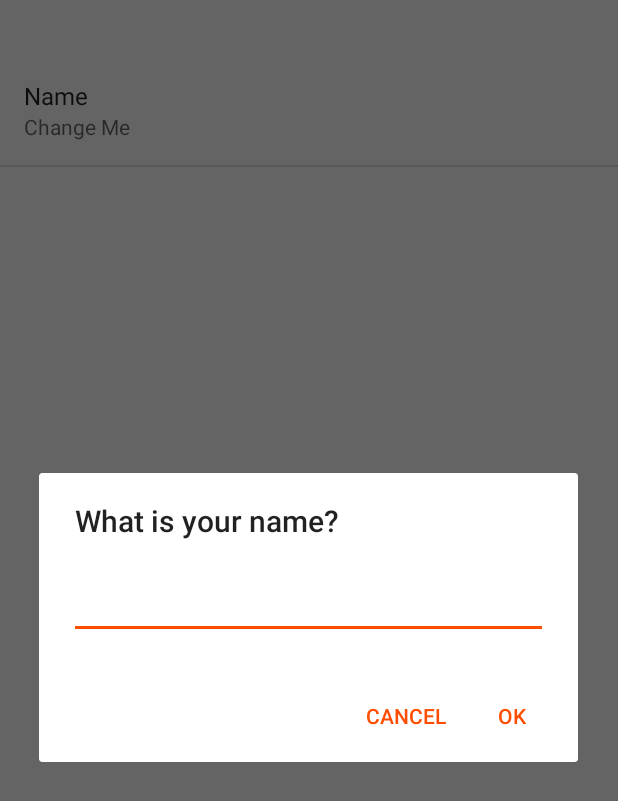
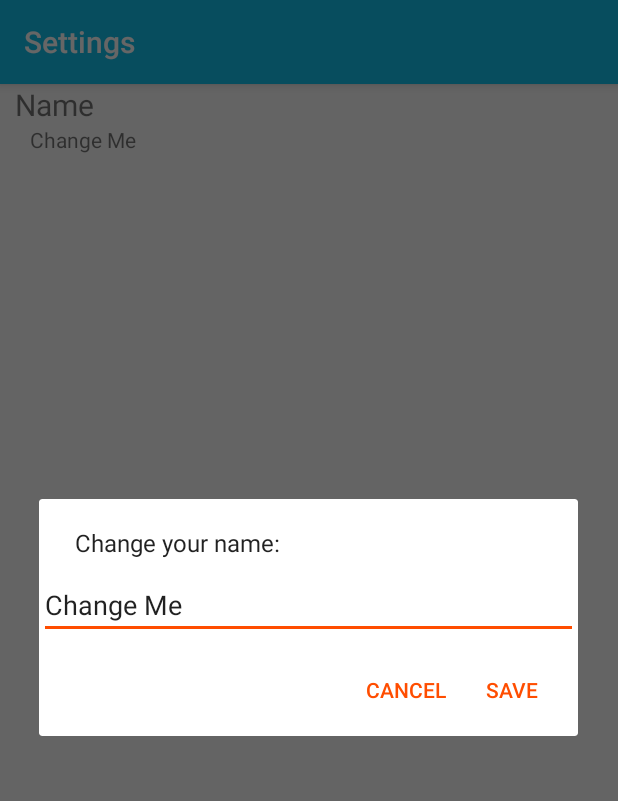
Before and after one commit to HoldGM/MeetPoll_Project, an Android app: the SettingsActivity screen opened directly, with no data from a screen before it, after a tap on "Name", on a phone screen of 412 x 824 dp. Shown: the top 801 px of the screen. Run offline under Robolectric (Android 15) with nearby library versions, the phone set to English and light mode, and no system bars.

Commit message:
fixed settings

```diff
--- a/MeetPoll/app/src/main/java/odb234/meetpoll/NewEventActivity.java
+++ b/MeetPoll/app/src/main/java/odb234/meetpoll/NewEventActivity.java
@@ -236,7 +236,7 @@ public class NewEventActivity extends AppCompatActivity {
         Log.d(tag, "Event inserted into DB");
 
         SharedPreferences sp = PreferenceManager.getDefaultSharedPreferences(getBaseContext());
-        String hostName = sp.getString("name_preference", "host");
+        String hostName = sp.getString("name", "host");
 
         db_eventName = eventName.getText().toString();
         db_eventLocation = locText.getText().toString();
--- a/MeetPoll/app/src/main/java/odb234/meetpoll/SettingsActivity.java
+++ b/MeetPoll/app/src/main/java/odb234/meetpoll/SettingsActivity.java
@@ -1,43 +1,70 @@
 package odb234.meetpoll;
 
+import android.app.AlertDialog;
+import android.app.Dialog;
+import android.app.DialogFragment;
+import android.app.FragmentManager;
+import android.content.DialogInterface;
 import android.content.SharedPreferences;
 import android.os.Bundle;
-import android.preference.EditTextPreference;
-import android.preference.Preference;
-import android.preference.PreferenceActivity;
-import android.preference.PreferenceFragment;
 import android.preference.PreferenceManager;
-import android.util.Log;
+import android.support.v7.app.AppCompatActivity;
+import android.text.InputType;
+import android.view.View;
 import android.widget.EditText;
+import android.widget.TextView;
 
 /**
- * Created by rspiegel on 7/13/16.
+ * Created by rspiegel on 7/17/16.
  */
-public class SettingsActivity extends PreferenceActivity {
-    private static final String tag = "settings";
-
+public class SettingsActivity extends AppCompatActivity {
+    private static TextView tv;
+    private static SharedPreferences sp;
+    private static SharedPreferences.Editor editor;
     @Override
-    protected void onCreate(Bundle savedInstanceState)
-    {
+    protected void onCreate(Bundle savedInstanceState) {
         super.onCreate(savedInstanceState);
-        getFragmentManager().beginTransaction().replace(android.R.id.content, new MySettingsFragment()).commit();
+        setContentView(R.layout.activity_settings);
+        tv = (TextView)findViewById(R.id.your_name);
+        sp = PreferenceManager.getDefaultSharedPreferences(getBaseContext());
+        tv.setText(sp.getString("name",tv.getText().toString()));
+        editor = sp.edit();
     }
 
-    public static class MySettingsFragment extends PreferenceFragment {
+    public void changeName(View v)
+    {
+        FragmentManager fm = getFragmentManager();
+        nameFragment nf = new nameFragment();
+        nf.show(fm,"nameFragment");
+    }
+
+    public static class nameFragment extends DialogFragment
+    {
         @Override
-        public void onCreate(Bundle savedInstanceState) {
-            super.onCreate(savedInstanceState);
-            addPreferencesFromResource(R.xml.preferences);
-
-            final EditTextPreference et = (EditTextPreference)findPreference("name_preference");
-            et.setOnPreferenceChangeListener(new Preference.OnPreferenceChangeListener() {
-                                                 public boolean onPreferenceChange(Preference pref, Object newV) {
-                                                     Log.d(tag, newV.toString());
-                                                     et.setSummary(newV.toString());
-                                                     return true;
-                                                 }
-                                             }
-            );
+        public Dialog onCreateDialog(Bundle savedInstanceState)
+        {
+            AlertDialog.Builder builder = new AlertDialog.Builder(getActivity());
+            final EditText userInput = new EditText(getContext());
+            userInput.setText(tv.getText());
+            userInput.setSelection(userInput.length());
+            userInput.setInputType(InputType.TYPE_TEXT_FLAG_CAP_WORDS);
+            builder.setView(userInput);
+            builder.setMessage("Change your name: ")
+                    .setPositiveButton("Save", new DialogInterface.OnClickListener() {
+                        public void onClick(DialogInterface dialog, int id) {
+                            String input = userInput.getText().toString();
+                            tv.setText(input);
+                            editor.putString("name",input);
+                            editor.apply();
+                            dismiss();
+                        }
+                    })
+                    .setNegativeButton("Cancel", new DialogInterface.OnClickListener() {
+                        public void onClick(DialogInterface dialog, int id) {
+                            dismiss();
+                        }
+                    });
+            return builder.create();
         }
     }
 }
--- /dev/null
+++ b/MeetPoll/app/src/main/res/layout/activity_settings.xml
@@ -0,0 +1,25 @@
+<?xml version="1.0" encoding="utf-8"?>
+<LinearLayout xmlns:android="http://schemas.android.com/apk/res/android"
+    android:orientation="vertical" android:layout_width="match_parent"
+    android:layout_height="match_parent">
+    <LinearLayout
+        android:layout_width="match_parent"
+        android:layout_height="wrap_content"
+        android:orientation="vertical"
+        android:clickable="true"
+        android:onClick="changeName">
+        <TextView
+            android:layout_width="match_parent"
+            android:layout_height="wrap_content"
+            android:text="@string/name"
+            android:textSize="20sp"
+            android:layout_marginLeft="10sp"/>
+        <TextView
+            android:id="@+id/your_name"
+            android:layout_width="match_parent"
+            android:layout_height="wrap_content"
+            android:text="Change Me"
+            android:textSize="14sp"
+            android:layout_marginLeft="20sp"/>
+    </LinearLayout>
+</LinearLayout>
```
